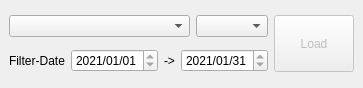
This is jaxaEarthApiDockWidget.ui in MIERUNE/qgis-jaxa-earth-plugin as Qt 5 draws it before an edit. The edited form follows.
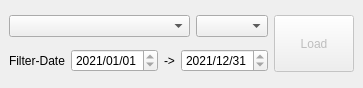
This is the edited form.

Diff of the .ui file:
```diff
--- a/jaxaEarthApiDockWidget.ui
+++ b/jaxaEarthApiDockWidget.ui
@@ -127,7 +127,7 @@
           <minute>59</minute>
           <second>59</second>
           <year>2021</year>
-          <month>1</month>
+          <month>12</month>
           <day>31</day>
          </datetime>
         </property>
```
